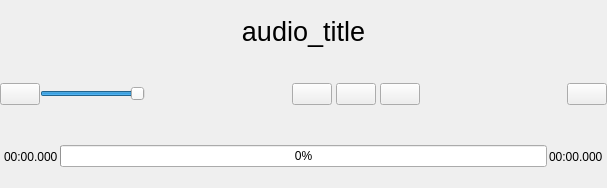
First picture: the form in audioorbitcontroller.ui, repository xiangCaO233/XPlayer, before the edit.
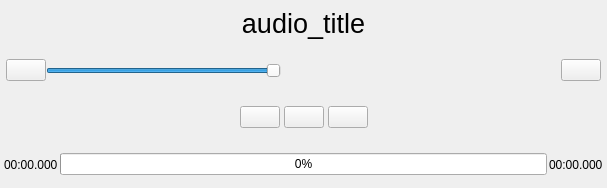
Second picture: the form after the edit. Icons and pictures are not drawn. Custom widgets are drawn as their Qt base class.

What changed in the file:
```diff
--- a/audioorbitcontroller.ui
+++ b/audioorbitcontroller.ui
@@ -45,22 +45,22 @@
     </widget>
    </item>
    <item>
-    <widget class="QWidget" name="play_control_box" native="true">
-     <layout class="QHBoxLayout" name="horizontalLayout_4">
+    <widget class="QWidget" name="other_control_box" native="true">
+     <layout class="QHBoxLayout" name="horizontalLayout_5">
       <property name="spacing">
        <number>0</number>
       </property>
       <property name="leftMargin">
-       <number>0</number>
+       <number>6</number>
       </property>
       <property name="topMargin">
-       <number>0</number>
+       <number>6</number>
       </property>
       <property name="rightMargin">
-       <number>0</number>
+       <number>6</number>
       </property>
       <property name="bottomMargin">
-       <number>0</number>
+       <number>6</number>
       </property>
       <item>
        <widget class="QWidget" name="volume_controller" native="true">
@@ -144,6 +144,51 @@
        </widget>
       </item>
       <item>
+       <spacer name="horizontalSpacer_3">
+        <property name="orientation">
+         <enum>Qt::Horizontal</enum>
+        </property>
+        <property name="sizeHint" stdset="0">
+         <size>
+          <width>280</width>
+          <height>20</height>
+         </size>
+        </property>
+       </spacer>
+      </item>
+      <item>
+       <widget class="QPushButton" name="audio_info_button">
+        <property name="text">
+         <string/>
+        </property>
+        <property name="icon">
+         <iconset resource="resources.qrc">
+          <normaloff>:/svg/svgs/settings.svg</normaloff>:/svg/svgs/settings.svg</iconset>
+        </property>
+       </widget>
+      </item>
+     </layout>
+    </widget>
+   </item>
+   <item>
+    <widget class="QWidget" name="play_control_box" native="true">
+     <layout class="QHBoxLayout" name="horizontalLayout_4">
+      <property name="spacing">
+       <number>0</number>
+      </property>
+      <property name="leftMargin">
+       <number>0</number>
+      </property>
+      <property name="topMargin">
+       <number>0</number>
+      </property>
+      <property name="rightMargin">
+       <number>0</number>
+      </property>
+      <property name="bottomMargin">
+       <number>0</number>
+      </property>
+      <item>
        <spacer name="horizontalSpacer">
         <property name="orientation">
          <enum>Qt::Horizontal</enum>
@@ -223,17 +268,6 @@
         </property>
        </spacer>
       </item>
-      <item>
-       <widget class="QPushButton" name="audio_info_button">
-        <property name="text">
-         <string/>
-        </property>
-        <property name="icon">
-         <iconset resource="resources.qrc">
-          <normaloff>:/svg/svgs/settings.svg</normaloff>:/svg/svgs/settings.svg</iconset>
-        </property>
-       </widget>
-      </item>
      </layout>
     </widget>
    </item>
```
